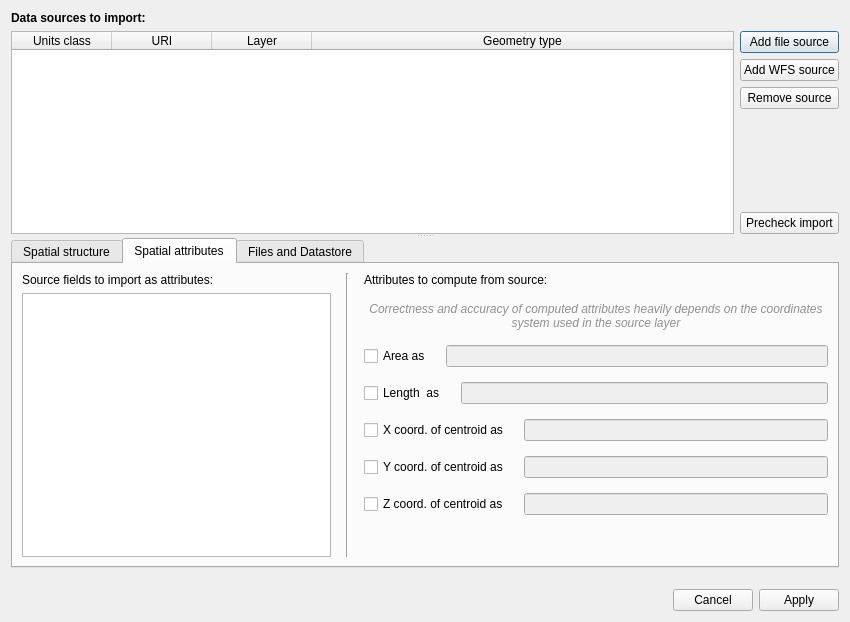
Before: the Qt Designer form src/builderexts/import.spatial-graph.ogr-gdal/OGRGDALDialog.ui in OpenFLUID/openfluid, drawn with Qt 5.
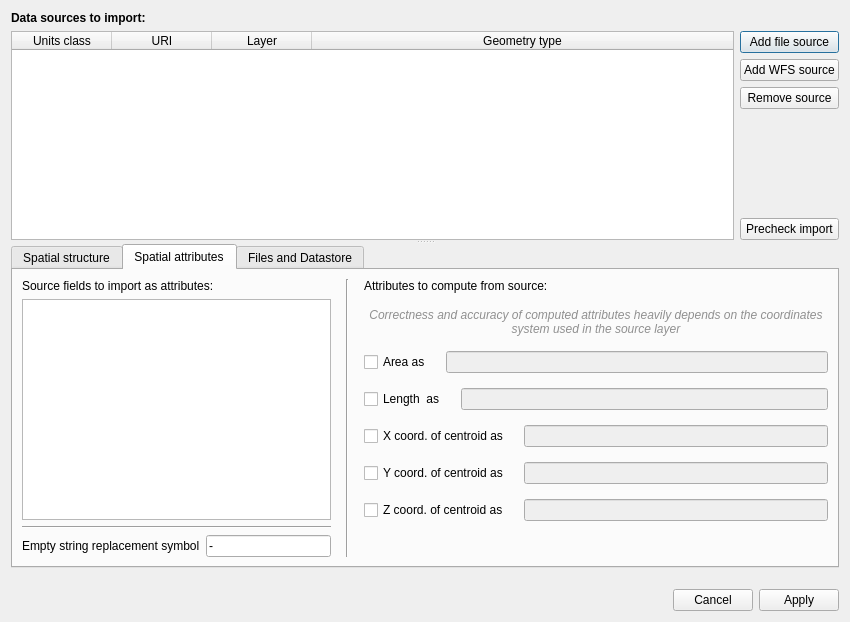
After: the same form once the commit is applied. The open tabs and pages were chosen to show the change.

Commit message:
Replacement of empty values by user-defined symbol in gis import extension
- Added a field to define empty string replacement symbol in gis
builderext dialog
- Replaced empty strings by symbol during import

(closes OpenFLUID/openfluid#913)

What changed in the file:
```diff
--- a/src/builderexts/import.spatial-graph.ogr-gdal/OGRGDALDialog.ui
+++ b/src/builderexts/import.spatial-graph.ogr-gdal/OGRGDALDialog.ui
@@ -439,6 +439,34 @@
                     </property>
                    </widget>
                   </item>
+                  <item>
+                   <widget class="Line" name="line">
+                    <property name="orientation">
+                     <enum>Qt::Horizontal</enum>
+                    </property>
+                   </widget>
+                  </item>
+                  <item>
+                   <layout class="QHBoxLayout" name="horizontalLayout_15">
+                    <item>
+                     <widget class="QLabel" name="label_10">
+                      <property name="text">
+                       <string>Empty string replacement symbol</string>
+                      </property>
+                     </widget>
+                    </item>
+                    <item>
+                     <widget class="QLineEdit" name="EmptyStringLineEdit">
+                      <property name="text">
+                       <string>-</string>
+                      </property>
+                      <property name="placeholderText">
+                       <string/>
+                      </property>
+                     </widget>
+                    </item>
+                   </layout>
+                  </item>
                  </layout>
                 </item>
                 <item>
```
Left out of the diff: 2 changed lines with no effect on the pictures. The commit also changes 5 other files.
